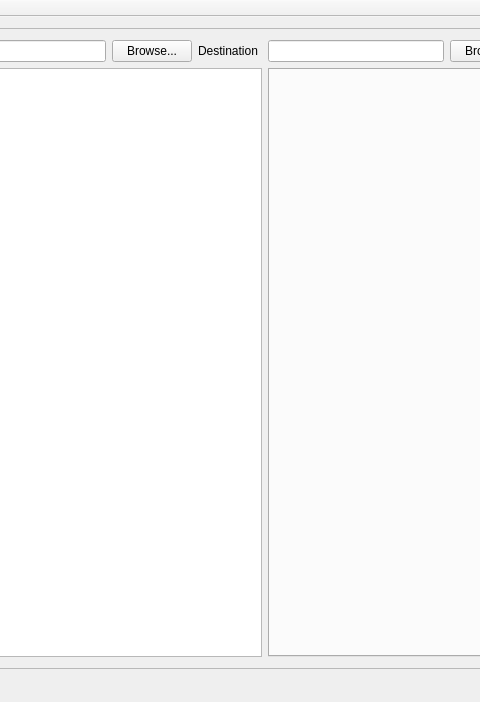
Old version of the form src/mainwindow.ui in the repository fmi-basel/faim-cryoflare; both pictures show x 526 to 1006 and y 0 to 702 of the 1337 by 702 pixel window.
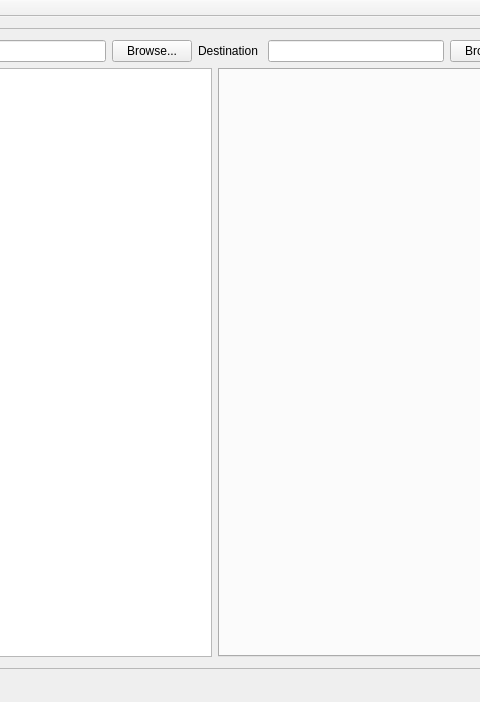
New version of the form. Icons and pictures are not drawn. Custom widgets are drawn as their Qt base class.

Commit message: removed debug output in mainwindow.cpp increased image_data display width added plotting of image shifts to mc2 script

What changed in the file:
```diff
--- a/src/mainwindow.ui
+++ b/src/mainwindow.ui
@@ -142,7 +142,7 @@
            </property>
            <property name="minimumSize">
             <size>
-             <width>520</width>
+             <width>570</width>
              <height>0</height>
             </size>
            </property>
```
The commit also changes 2 other files.
